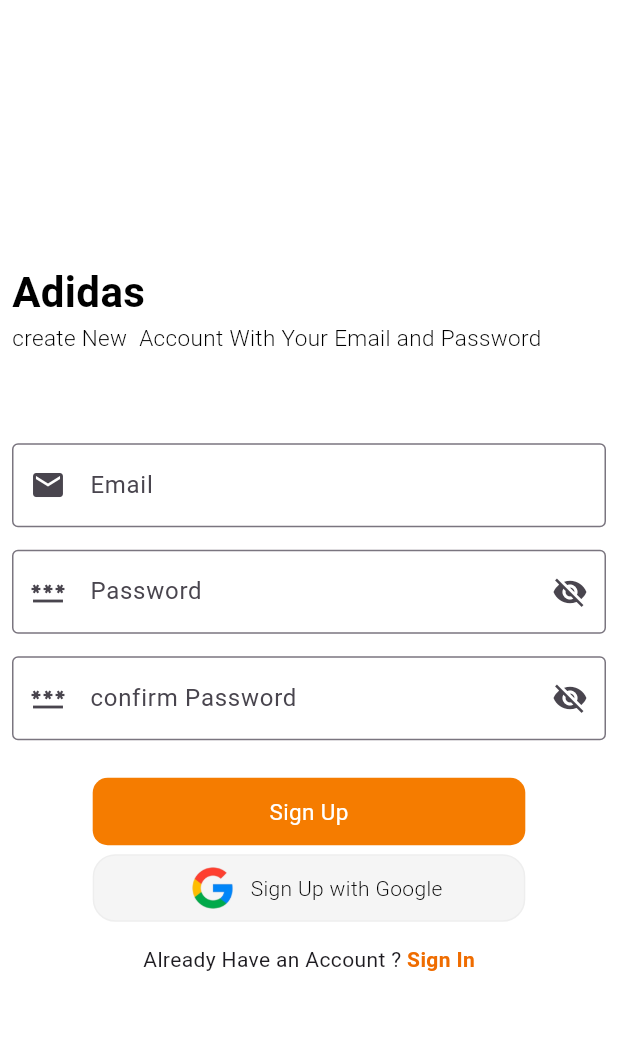
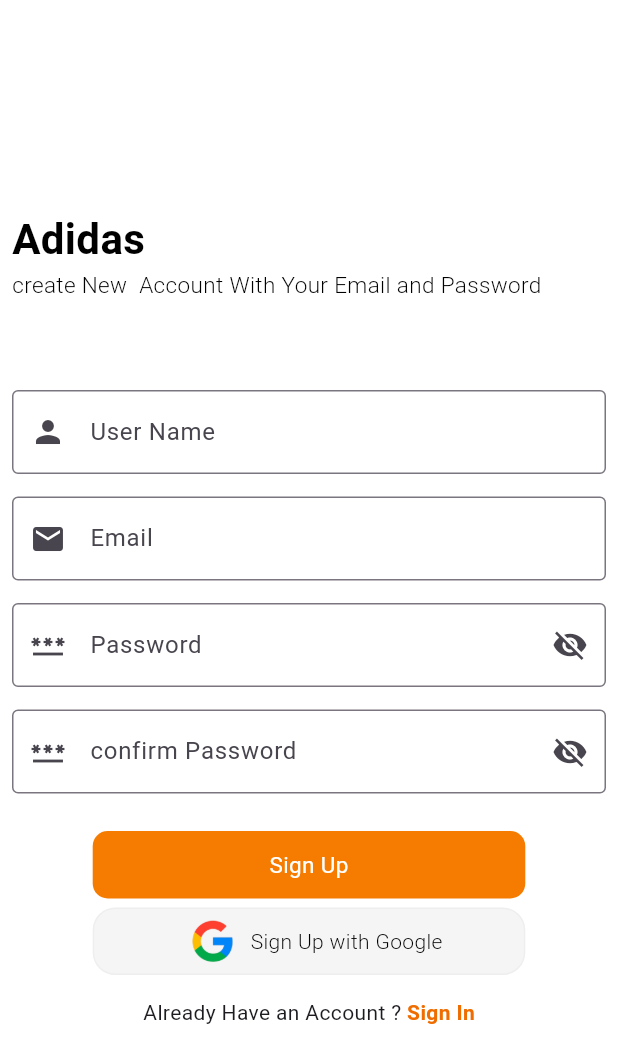
Before and after one commit to SalmanMohammed2001/ecommerce_addidas, a Flutter app: the SignUpScreen screen opened directly, after a tap on "Sign Up", on a phone screen of 412 x 824 dp. Shown: the top 1063 px of the screen. Run offline on Flutter 3.47's test engine with Material 3 defaults, Android fonts, the light colour scheme and no system bars; our stand-ins replace carousel_slider, cloud_firestore, firebase_auth, firebase_core, logger; accounts and stored records are empty; network calls fail.

Commit message:
Generate UserModel

```diff
--- a/lib/controller/auth_controller.dart
+++ b/lib/controller/auth_controller.dart
@@ -1,8 +1,35 @@
+import 'package:cloud_firestore/cloud_firestore.dart';
+import 'package:ecommerce_addidas/provider/auth_provider.dart';
 import 'package:firebase_auth/firebase_auth.dart';
+import 'package:flutter/cupertino.dart';
 import 'package:logger/logger.dart';
+import 'package:provider/provider.dart';
+
+import '../screen/auth_screen/signIn_screen.dart';
+import '../screen/home_screen/home_page/home_page.dart';
+import '../utils/CustomNavigator.dart';
 
 class AuthController {
- Future<void> createUser(
+  CollectionReference users=FirebaseFirestore.instance.collection("users");
+
+
+
+
+
+  Future<void> listenAuthState(BuildContext context) async {
+    FirebaseAuth.instance.authStateChanges().listen((User? user) {
+      if (user == null) {
+        Logger().e('User is currently signed out!');
+        CustomNavigator.goTo(context, const SignInScreen());
+      } else {
+        Provider.of<AuthProviders>(context, listen: false).setUser(user);
+        Logger().f('User is signed in!');
+        CustomNavigator.goTo(context, const HomeScreen());
+      }
+    });
+  }
+
+  Future<bool> createUser(
       {required String email, required String password}) async {
     try {
       Logger().f(email);
@@ -11,19 +38,50 @@
         email: email,
         password: password,
       );
-
+      return true;
     } on FirebaseAuthException catch (e) {
       if (e.code == 'weak-password') {
         Logger().f('The password provided is too weak.');
       } else if (e.code == 'email-already-in-use') {
         Logger().f('The account already exists for that email.');
       }
+      return false;
     } catch (e) {
       Logger().f(e);
+      return false;
     }
   }
 
   Future<void> signOut() async {
     await FirebaseAuth.instance.signOut();
   }
+
+  Future<bool> signWithPassword(
+      {required String email, required String password}) async {
+    try {
+      await FirebaseAuth.instance
+          .signInWithEmailAndPassword(email: email, password: password);
+      return true;
+    } on FirebaseAuthException catch (e) {
+      if (e.code == 'user-not-found') {
+        Logger().e('No user found for that email.');
+      } else if (e.code == 'wrong-password') {
+        Logger().e('Wrong password provided for that user.');
+      }
+      return false;
+    } catch (e) {
+      Logger().f(e);
+      return false;
+    }
+  }
+
+  Future<void> sendPasswordResetEmail(String email) async {
+    await FirebaseAuth.instance.sendPasswordResetEmail(email: email);
+  }
+
+  Future<void> addUserData(User user)async {
+    users.doc(user.uid).set({
+      "uid":user.uid,
+    });
+  }
 }
--- /dev/null
+++ b/lib/provider/auth_provider.dart
@@ -0,0 +1,16 @@
+import 'package:firebase_auth/firebase_auth.dart';
+import 'package:flutter/material.dart';
+import 'package:logger/logger.dart';
+
+import '../controller/auth_controller.dart';
+
+class AuthProviders extends ChangeNotifier {
+  User? _user;
+
+  User? get user => _user;
+
+  void setUser(User user) {
+    _user = user;
+    notifyListeners();
+  }
+}
--- a/lib/provider/signup_provider.dart
+++ b/lib/provider/signup_provider.dart
@@ -1,5 +1,51 @@
+import 'package:firebase_auth/firebase_auth.dart';
 import 'package:flutter/material.dart';
+import 'package:logger/logger.dart';
 
-class SignupProvider extends ChangeNotifier{
+import '../controller/auth_controller.dart';
 
+class SignupProvider extends ChangeNotifier {
+  AuthController authController = AuthController();
+  final TextEditingController _userNameController = TextEditingController();
+  final TextEditingController _emailController = TextEditingController();
+  final TextEditingController _passwordController = TextEditingController();
+  final TextEditingController _confirmPasswordController =
+      TextEditingController();
+
+  TextEditingController get emailController => _emailController;
+
+  TextEditingController get passwordController => _passwordController;
+
+  TextEditingController get confirmPasswordController =>
+      _confirmPasswordController;
+
+  TextEditingController get userNameController => _userNameController;
+
+  Future<void> startSignUp() async {
+    if (_emailController.text.trim().isEmpty ||
+        _passwordController.text.trim().isEmpty ||
+        _userNameController.text.trim().isEmpty ||
+        _passwordController.text != _confirmPasswordController.text) {
+      Logger().f("INVALIDATE DATA");
+    } else {
+      authController
+          .createUser(
+              email: _emailController.text, password: _passwordController.text)
+          .then(
+        (value) {
+          if (value) {
+            clearTextField();
+          }
+        },
+      );
+    }
+  }
+
+  void clearTextField() {
+    _emailController.clear();
+    _passwordController.clear();
+    _confirmPasswordController.clear();
+    _userNameController.clear();
+    notifyListeners();
+  }
 }
--- a/lib/screen/auth_screen/signup_screen.dart
+++ b/lib/screen/auth_screen/signup_screen.dart
@@ -1,7 +1,9 @@
-import 'package:ecommerce_addidas/controller/auth_controller.dart';
+
+import 'package:ecommerce_addidas/provider/signup_provider.dart';
 import 'package:ecommerce_addidas/screen/auth_screen/signIn_screen.dart';
 import 'package:flutter/material.dart';
-import 'package:logger/logger.dart';
+
+import 'package:provider/provider.dart';
 
 import '../../components/custom_button/custom_button1.dart';
 import '../../components/custom_button/google_button.dart';
@@ -17,9 +19,7 @@
 }
 
 class _SignInScreenState extends State<SignUpScreen> {
-  TextEditingController emailController = TextEditingController();
-  TextEditingController passwordController = TextEditingController();
-  TextEditingController confirmPasswordController = TextEditingController();
+
 
   @override
   Widget build(BuildContext context) {
@@ -31,7 +31,9 @@
         child: SingleChildScrollView(
           child: Padding(
             padding: const EdgeInsets.all(8.0),
-            child: Column(
+                  child:  Consumer<SignupProvider>(
+                    builder: (context,value,child) {
+                      return Column(
                       crossAxisAlignment: CrossAxisAlignment.start,
                       mainAxisAlignment: MainAxisAlignment.center,
                       children: [
@@ -48,10 +50,19 @@
                         const SizedBox(
                           height: 60,
                         ),
+
+                        CustomTextField1(
+                          label: "User Name",
+                          prefixIcon: Icons.person,
+                          controller:  value.userNameController,
+                        ),
+                        const SizedBox(
+                          height: 15,
+                        ),
                         CustomTextField1(
                           label: "Email",
                           prefixIcon: Icons.email,
-                  controller: emailController,
+                          controller:  value.emailController,
                         ),
                         const SizedBox(
                           height: 15,
@@ -60,7 +71,7 @@
                           label: "Password",
                           prefixIcon: Icons.password,
                           isPassword: true,
-                  controller: passwordController,
+                          controller: value.passwordController,
                         ),
                         const SizedBox(
                           height: 15,
@@ -69,7 +80,7 @@
                           label: "confirm Password",
                           prefixIcon: Icons.password,
                           isPassword: true,
-                  controller: confirmPasswordController,
+                          controller:  value.confirmPasswordController,
                         ),
                         const SizedBox(
                           height: 10,
@@ -82,16 +93,7 @@
                           text: "Sign Up",
                           bgColor: Colors.orange.shade700,
                           onTap: () {
-                    if (emailController.text.trim().isEmpty ||
-                        passwordController.text.trim().isEmpty ||
-                        passwordController.text !=
-                            confirmPasswordController.text) {
-                      Logger().f("INVALIDATE DATA");
-                    } else {
-                      AuthController().createUser(
-                          email: emailController.text,
-                          password: passwordController.text);
-                    }
+                             value.startSignUp();
                           },
                         ),
                         const SizedBox(
@@ -121,6 +123,8 @@
                           ),
                         )
                       ],
+                                  );
+                    }
                   ),
           ),
         ),
--- a/lib/screen/home_screen/home_page/home_page.dart
+++ b/lib/screen/home_screen/home_page/home_page.dart
@@ -1,9 +1,11 @@
 
+import 'package:ecommerce_addidas/provider/auth_provider.dart';
 import 'package:ecommerce_addidas/screen/home_screen/home_page/widget/CustomActionButton.dart';
 import 'package:ecommerce_addidas/screen/home_screen/home_page/widget/CustomSlider.dart';
 import 'package:ecommerce_addidas/screen/home_screen/home_page/widget/ProductGrid.dart';
 
 import 'package:flutter/material.dart';
+import 'package:provider/provider.dart';
 
 
 import '../../../components/custom_text/custom_text.dart';
@@ -46,8 +48,8 @@
                 const SizedBox(
                   height: 10,
                 ),
-                const CustomText(
-                  text: "Hello Salman",
+                 CustomText(
+                  text: "Hello ${Provider.of<AuthProviders>(context).user!.email}",
                   fontWeight: FontWeight.w500,
                 ),
                 CustomText(
--- a/pubspec.yaml
+++ b/pubspec.yaml
@@ -41,6 +41,7 @@
   firebase_core: ^2.24.2
   firebase_auth: ^4.16.0
   provider: ^6.1.2
+  cloud_firestore: ^4.17.5
 
 
 
```
Also changed, not shown: lib/main.dart (+17 -5 lines), lib/model/user_model.dart (added, +20 -0 lines), lib/provider/signin_provider.dart (added, +50 -0 lines), lib/screen/auth_screen/forgot_password.dart (+12 -4 lines), lib/screen/auth_screen/signIn_screen.dart (+11 -6 lines), lib/screen/splach_screen/splash_screen.dart (+2 -11 lines), pubspec.lock, 3 other files. Lines whose indentation alone changed are shown as unchanged.
